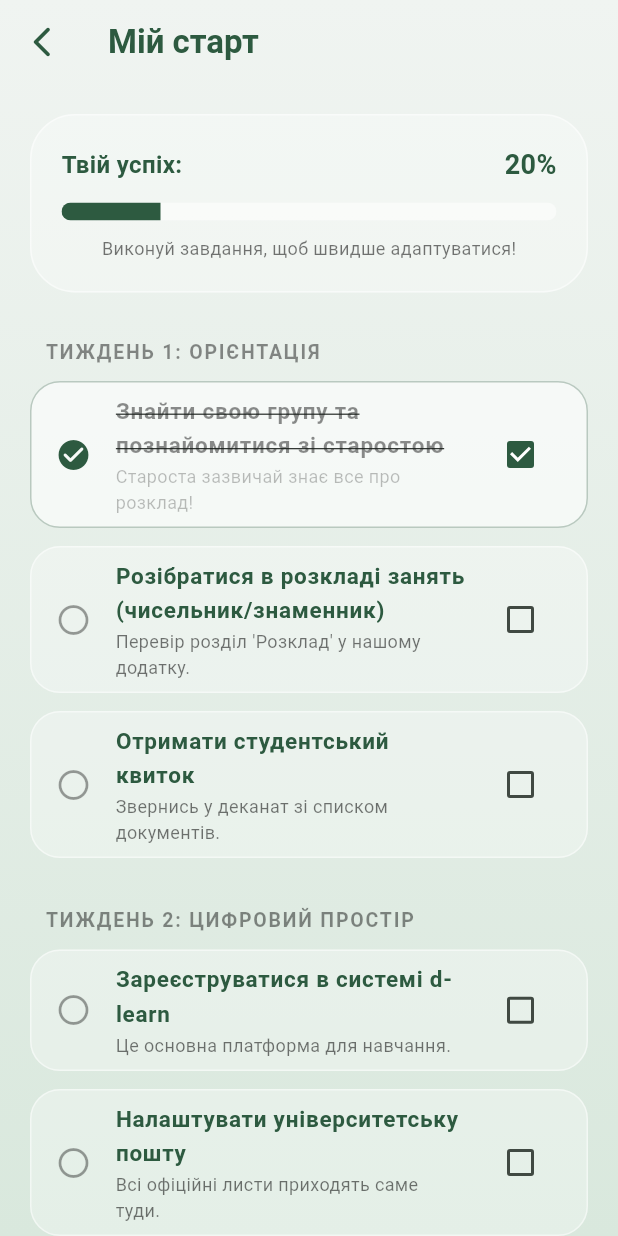
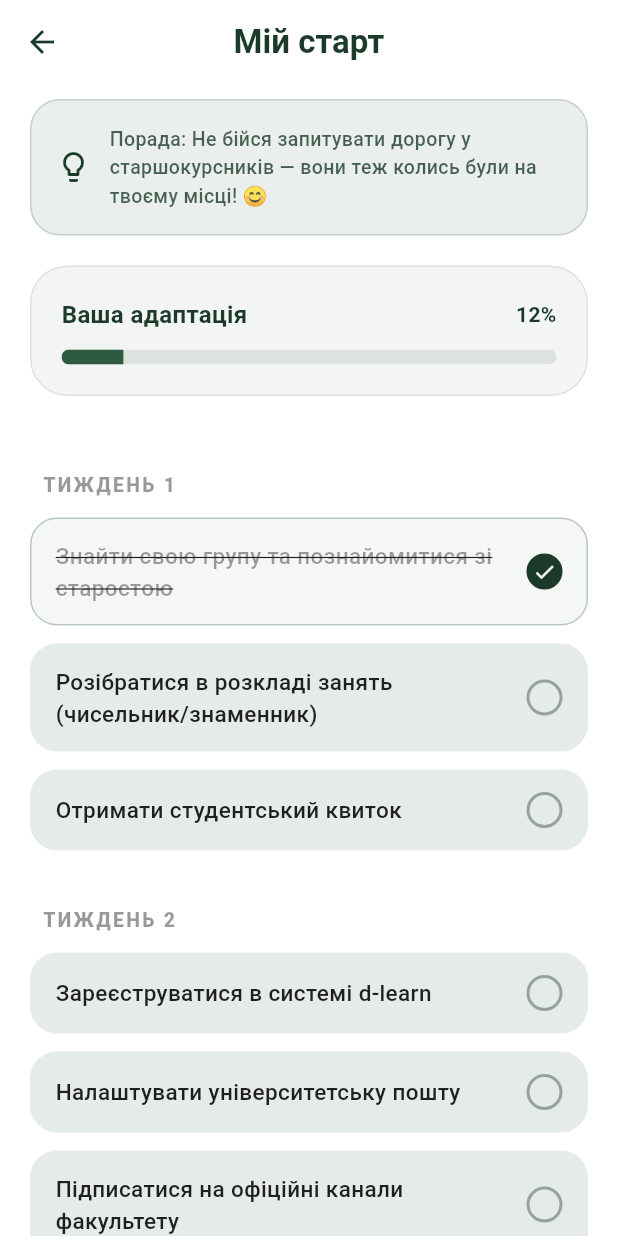
Before and after one commit to viktoriiayakivchuk/uni_helper, a Flutter app: the AdaptationPlanPage screen opened directly, after a tap on "Знайти свою групу та познайомитися зі ст", on a phone screen of 412 x 824 dp. Run offline on Flutter 3.47's test engine with Material 3 defaults, Android fonts, the phone set to English and light mode, and no system bars; our stand-ins replace cloud_firestore, firebase_auth, firebase_core, google_sign_in, shared_preferences; accounts and stored records are empty; generated files the repository leaves out were written again.

Commit message:
style: update adaptation plan with white background, circular indicators, and daily tips

```diff
--- a/lib/features/adaptation/presentation/pages/adaptation_plan_page.dart
+++ b/lib/features/adaptation/presentation/pages/adaptation_plan_page.dart
@@ -1,7 +1,6 @@
-import 'dart:ui';
 import 'package:flutter/material.dart';
-import '../../data/adaptation_service.dart';
-import '../../domain/adaptation_model.dart';
+import 'package:firebase_auth/firebase_auth.dart';
+import 'package:cloud_firestore/cloud_firestore.dart';
 
 class AdaptationPlanPage extends StatefulWidget {
   const AdaptationPlanPage({super.key});
@@ -11,117 +10,204 @@ class AdaptationPlanPage extends StatefulWidget {
 }
 
 class _AdaptationPlanPageState extends State<AdaptationPlanPage> {
-  final AdaptationService _service = AdaptationService();
-  List<AdaptationCategory> _categories = [];
-  double _progress = 0.0;
+  final User? _user = FirebaseAuth.instance.currentUser;
+  final FirebaseFirestore _firestore = FirebaseFirestore.instance;
+
   bool _isLoading = true;
+  Map<String, bool> _completionStatus = {};
+
+  final List<Map<String, dynamic>> _tasks = [
+    {
+      'id': 'task_1',
+      'title': 'Знайти свою групу та познайомитися зі старостою',
+      'week': 1
+    },
+    {
+      'id': 'task_2',
+      'title': 'Розібратися в розкладі занять (чисельник/знаменник)',
+      'week': 1
+    },
+    {'id': 'task_3', 'title': 'Отримати студентський квиток', 'week': 1},
+    {'id': 'task_4', 'title': 'Зареєструватися в системі d-learn', 'week': 2},
+    {'id': 'task_5', 'title': 'Налаштувати університетську пошту', 'week': 2},
+    {
+      'id': 'task_6',
+      'title': 'Підписатися на офіційні канали факультету',
+      'week': 2
+    },
+    {'id': 'task_7', 'title': 'Записатися до бібліотеки', 'week': 3},
+    {
+      'id': 'task_8',
+      'title': 'Дізнатися про студентські організації та клуби',
+      'week': 3
+    },
+  ];
 
   @override
   void initState() {
     super.initState();
-    _loadData();
+    _loadUserProgress();
   }
 
-  Future<void> _loadData() async {
-    final data = await _service.loadAdaptationPlan();
+  Future<void> _loadUserProgress() async {
+    if (_user == null) {
       setState(() {
-      _categories = data;
-      _calculateProgress();
+        _completionStatus = {};
         _isLoading = false;
       });
+      return;
     }
 
-  void _calculateProgress() {
-    int total = 0;
-    int completed = 0;
-    for (var cat in _categories) {
-      total += cat.tasks.length;
-      completed += cat.tasks.where((t) => t.isCompleted).length;
+    try {
+      DocumentSnapshot doc =
+          await _firestore.collection('users').doc(_user!.uid).get();
+      if (doc.exists && doc.data() != null) {
+        Map<String, dynamic> data = doc.data() as Map<String, dynamic>;
+        setState(() {
+          List<dynamic> completedIds = data['adaptationProgress'] ?? [];
+          for (var task in _tasks) {
+            _completionStatus[task['id']] = completedIds.contains(task['id']);
           }
-    setState(() {
-      _progress = total > 0 ? completed / total : 0.0;
         });
       }
-
-  void _toggleTask(AdaptationTask task, bool? value) async {
-    final newValue = value ?? false;
-    await _service.updateTaskStatus(task.id, newValue);
-    setState(() {
-      task.isCompleted = newValue;
-      _calculateProgress();
-    });
-
-    if (_progress == 1.0) {
-      _showCompletionDialog();
+    } catch (e) {
+      debugPrint(e.toString());
+    } finally {
+      setState(() => _isLoading = false);
     }
   }
 
-  void _showCompletionDialog() {
+  Future<void> _toggleTask(String taskId, bool isChecked) async {
+    if (_user == null) {
+      ScaffoldMessenger.of(context).showSnackBar(
+        const SnackBar(
+          content: Text('Увійдіть в акаунт, щоб зберегти прогрес'),
+          backgroundColor: Color(0xFF1B3A29),
+        ),
+      );
+      return;
+    }
+
+    setState(() {
+      _completionStatus[taskId] = isChecked;
+    });
+
+    List<String> completedTasks = _completionStatus.entries
+        .where((entry) => entry.value)
+        .map((entry) => entry.key)
+        .toList();
+
+    try {
+      await _firestore.collection('users').doc(_user!.uid).set({
+        'adaptationProgress': completedTasks,
+      }, SetOptions(merge: true));
+
+      if (completedTasks.length == _tasks.length) {
+        _showCongratulationDialog();
+      }
+    } catch (e) {
+      debugPrint(e.toString());
+    }
+  }
+
+  void _showCongratulationDialog() {
     showDialog(
       context: context,
       builder: (context) => AlertDialog(
+        backgroundColor: Colors.white,
         shape: RoundedRectangleBorder(borderRadius: BorderRadius.circular(20)),
-        title: const Text("Вітаємо! 🎉",
-            style: TextStyle(color: Color(0xFF2D5A40))),
+        title: const Text('Вітаємо! 🎉',
+            style: TextStyle(
+                color: Color(0xFF1B3A29), fontWeight: FontWeight.bold)),
         content: const Text(
-            "Ти успішно пройшов усі етапи адаптації. Успіхів у навчанні!"),
+          'Ви успішно пройшли всі етапи адаптації! Тепер ви справжній студент КНУ.',
+          style: TextStyle(color: Colors.black87),
+        ),
         actions: [
           TextButton(
             onPressed: () => Navigator.pop(context),
-            child: const Text("ДЯКУЮ",
+            child: const Text('Супер!',
                 style: TextStyle(
                     color: Color(0xFF2D5A40), fontWeight: FontWeight.bold)),
-          )
+          ),
         ],
       ),
     );
   }
 
+  double _calculateProgress() {
+    if (_tasks.isEmpty) return 0.0;
+    int completedCount = _completionStatus.values.where((v) => v).length;
+    return completedCount / _tasks.length;
+  }
+
   @override
   Widget build(BuildContext context) {
+    if (_isLoading) {
+      return const Scaffold(
+        backgroundColor: Colors.white,
+        body:
+            Center(child: CircularProgressIndicator(color: Color(0xFF1B3A29))),
+      );
+    }
+
+    final double progress = _calculateProgress();
+    final Map<int, List<Map<String, dynamic>>> groupedTasks = {};
+    for (var task in _tasks) {
+      groupedTasks.putIfAbsent(task['week'], () => []).add(task);
+    }
+
     return Scaffold(
-      extendBodyBehindAppBar: true,
+      backgroundColor: Colors.white,
       appBar: AppBar(
-        backgroundColor: Colors.transparent,
+        title: const Text('Мій старт',
+            style: TextStyle(
+                color: Color(0xFF1B3A29), fontWeight: FontWeight.bold)),
+        centerTitle: true,
+        backgroundColor: Colors.white,
         elevation: 0,
-        title: const Text("Мій старт",
-            style: TextStyle(
-                color: Color(0xFF2D5A40), fontWeight: FontWeight.bold)),
-        leading: IconButton(
-          icon: const Icon(Icons.arrow_back_ios_new_rounded,
-              color: Color(0xFF2D5A40)),
-          onPressed: () => Navigator.pop(context),
+        iconTheme: const IconThemeData(color: Color(0xFF1B3A29)),
       ),
-      ),
-      body: Stack(
-        children: [
-          // Фоновий градієнт як на MainScreen
-          Container(
-            decoration: const BoxDecoration(
-              gradient: LinearGradient(
-                begin: Alignment.topCenter,
-                end: Alignment.bottomCenter,
-                colors: [Color(0xFFF0F4F1), Color(0xFFD9E8DD)],
-              ),
-            ),
-          ),
-          _isLoading
-              ? const Center(
-                  child: CircularProgressIndicator(color: Color(0xFF2D5A40)))
-              : SafeArea(
+      body: SafeArea(
         child: Column(
           children: [
-                      _buildProgressCard(), // Картка з прогресом
+            _buildTipCard(),
+            _buildProgressHeader(progress),
             Expanded(
-                        child: ListView.builder(
-                          padding: const EdgeInsets.fromLTRB(20, 0, 20, 100),
-                          itemCount: _categories.length,
-                          itemBuilder: (context, index) {
-                            return _buildCategorySection(_categories[index]);
-                          },
+              child: ListView(
+                padding:
+                    const EdgeInsets.symmetric(horizontal: 20, vertical: 10),
+                children: groupedTasks.keys.map((week) {
+                  return _buildWeekSection(week, groupedTasks[week]!);
+                }).toList(),
               ),
             ),
           ],
+        ),
+      ),
+    );
+  }
+
+  Widget _buildTipCard() {
+    return Container(
+      margin: const EdgeInsets.fromLTRB(20, 10, 20, 0),
+      padding: const EdgeInsets.all(16),
+      decoration: BoxDecoration(
+        color: const Color(0xFF2D5A40).withOpacity(0.1),
+        borderRadius: BorderRadius.circular(20),
+        border: Border.all(color: const Color(0xFF2D5A40).withOpacity(0.2)),
+      ),
+      child: Row(
+        children: [
+          const Icon(Icons.lightbulb_outline, color: Color(0xFF1B3A29)),
+          const SizedBox(width: 12),
+          Expanded(
+            child: Text(
+              'Порада: Не бійся запитувати дорогу у старшокурсників — вони теж колись були на твоєму місці! 😊',
+              style: TextStyle(
+                  color: const Color(0xFF1B3A29).withOpacity(0.8),
+                  fontSize: 13,
+                  fontWeight: FontWeight.w500),
             ),
           ),
         ],
@@ -129,116 +215,118 @@ class _AdaptationPlanPageState extends State<AdaptationPlanPage> {
     );
   }
 
-  // Картка прогресу (Header)
-  Widget _buildProgressCard() {
+  Widget _buildProgressHeader(double progress) {
     return Container(
       margin: const EdgeInsets.all(20),
       padding: const EdgeInsets.all(20),
       decoration: BoxDecoration(
-        color: Colors.white.withOpacity(0.3),
-        borderRadius: BorderRadius.circular(30),
-        border: Border.all(color: Colors.white.withOpacity(0.5)),
+        color: const Color(0xFF1B3A29).withOpacity(0.05),
+        borderRadius: BorderRadius.circular(25),
+        border: Border.all(color: const Color(0xFF1B3A29).withOpacity(0.1)),
       ),
       child: Column(
         children: [
           Row(
             mainAxisAlignment: MainAxisAlignment.spaceBetween,
             children: [
-              const Text("Твій успіх:",
+              const Text('Ваша адаптація',
                   style: TextStyle(
+                      color: Color(0xFF1B3A29),
                       fontSize: 16,
-                      fontWeight: FontWeight.w600,
-                      color: Color(0xFF2D5A40))),
-              Text("${(_progress * 100).toInt()}%",
+                      fontWeight: FontWeight.bold)),
+              Text('${(progress * 100).toInt()}%',
                   style: const TextStyle(
-                      fontSize: 18,
-                      fontWeight: FontWeight.bold,
-                      color: Color(0xFF2D5A40))),
+                      color: Color(0xFF1B3A29), fontWeight: FontWeight.bold)),
             ],
           ),
           const SizedBox(height: 12),
           ClipRRect(
             borderRadius: BorderRadius.circular(10),
             child: LinearProgressIndicator(
-              value: _progress,
-              minHeight: 12,
-              backgroundColor: Colors.white.withOpacity(0.5),
-              color: const Color(0xFF2D5A40),
+              value: progress,
+              minHeight: 10,
+              backgroundColor: const Color(0xFF1B3A29).withOpacity(0.1),
+              valueColor:
+                  const AlwaysStoppedAnimation<Color>(Color(0xFF2D5A40)),
             ),
-          ),
-          const SizedBox(height: 10),
-          const Text(
-            "Виконуй завдання, щоб швидше адаптуватися!",
-            style: TextStyle(fontSize: 12, color: Colors.black54),
           ),
         ],
       ),
     );
   }
 
-  // Секція категорії завдань
-  Widget _buildCategorySection(AdaptationCategory category) {
+  Widget _buildWeekSection(int week, List<Map<String, dynamic>> tasks) {
     return Column(
       crossAxisAlignment: CrossAxisAlignment.start,
       children: [
         Padding(
-          padding: const EdgeInsets.symmetric(vertical: 10, horizontal: 10),
+          padding: const EdgeInsets.only(left: 8, top: 20, bottom: 12),
           child: Text(
-            category.title.toUpperCase(),
-            style: const TextStyle(
+            'ТИЖДЕНЬ $week',
+            style: TextStyle(
+                color: Colors.black.withOpacity(0.4),
+                fontWeight: FontWeight.w800,
                 fontSize: 13,
-                fontWeight: FontWeight.bold,
-                color: Colors.black45,
-                letterSpacing: 1.2),
+                letterSpacing: 1.5),
           ),
         ),
-        ...category.tasks.map((task) => _buildTaskItem(task)).toList(),
-        const SizedBox(height: 10),
+        ...tasks.map((task) => _buildTaskCard(task)),
+        const SizedBox(height: 5),
       ],
     );
   }
 
-  // Окремий елемент завдання (Task Item)
-  Widget _buildTaskItem(AdaptationTask task) {
-    return AnimatedContainer(
-      duration: const Duration(milliseconds: 300),
+  Widget _buildTaskCard(Map<String, dynamic> task) {
+    bool isCompleted = _completionStatus[task['id']] ?? false;
+
+    return GestureDetector(
+      onTap: () => _toggleTask(task['id'], !isCompleted),
+      child: Container(
         margin: const EdgeInsets.only(bottom: 12),
+        padding: const EdgeInsets.symmetric(horizontal: 16, vertical: 14),
         decoration: BoxDecoration(
-        color: task.isCompleted
-            ? Colors.white.withOpacity(0.6)
-            : Colors.white.withOpacity(0.3),
-        borderRadius: BorderRadius.circular(20),
+          color: isCompleted
+              ? const Color(0xFF2D5A40).withOpacity(0.05)
+              : const Color(0xFF2D5A40).withOpacity(0.12),
+          borderRadius: BorderRadius.circular(18),
           border: Border.all(
-            color: task.isCompleted
+              color: isCompleted
                   ? const Color(0xFF2D5A40).withOpacity(0.3)
-                : Colors.white.withOpacity(0.5)),
+                  : Colors.transparent),
         ),
-      child: CheckboxListTile(
-        activeColor: const Color(0xFF2D5A40),
-        checkColor: Colors.white,
-        shape: RoundedRectangleBorder(borderRadius: BorderRadius.circular(20)),
-        value: task.isCompleted,
-        onChanged: (val) => _toggleTask(task, val),
-        title: Text(
-          task.text,
+        child: Row(
+          children: [
+            Expanded(
+              child: Text(
+                task['title'],
                 style: TextStyle(
+                  color: isCompleted ? Colors.black38 : Colors.black87,
+                  decoration: isCompleted ? TextDecoration.lineThrough : null,
                   fontSize: 15,
-            fontWeight: FontWeight.w600,
-            color: task.isCompleted ? Colors.black45 : const Color(0xFF2D5A40),
-            decoration: task.isCompleted ? TextDecoration.lineThrough : null,
+                  fontWeight: FontWeight.w500,
                 ),
               ),
-        subtitle: Text(
-          task.hint,
-          style: TextStyle(
-              fontSize: 12,
-              color: task.isCompleted ? Colors.black26 : Colors.black54),
             ),
-        secondary: Icon(
-          task.isCompleted
-              ? Icons.check_circle_rounded
-              : Icons.radio_button_unchecked_rounded,
-          color: task.isCompleted ? const Color(0xFF2D5A40) : Colors.black38,
+            const SizedBox(width: 12),
+            Container(
+              width: 24,
+              height: 24,
+              decoration: BoxDecoration(
+                shape: BoxShape.circle,
+                color:
+                    isCompleted ? const Color(0xFF1B3A29) : Colors.transparent,
+                border: Border.all(
+                  color: isCompleted
+                      ? const Color(0xFF1B3A29)
+                      : const Color(0xFF1B3A29).withOpacity(0.4),
+                  width: 2,
+                ),
+              ),
+              child: isCompleted
+                  ? const Icon(Icons.check, size: 16, color: Colors.white)
+                  : null,
+            ),
+          ],
         ),
       ),
     );
```
Lines whose indentation alone changed are shown as unchanged.
